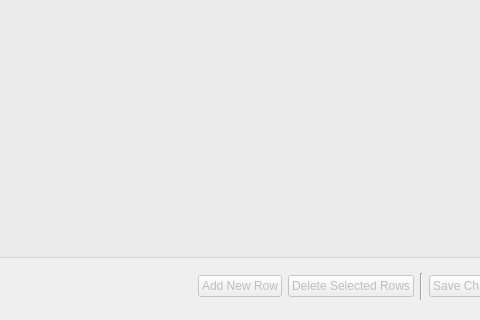
psrc/urbansim, file opus_gui/config/generalmanager/all_variables.ui: the form before one commit; both pictures show x 309 to 789 and y 305 to 625 of the 931 by 625 pixel window.
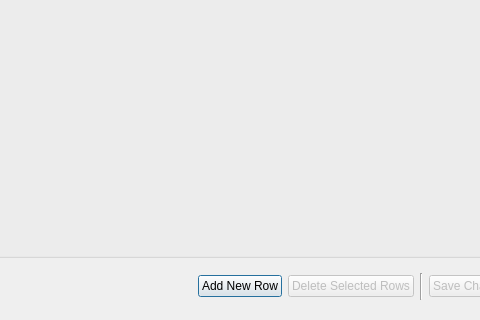
The form after the commit.

Diff of the .ui file:
```diff
--- a/opus_gui/config/generalmanager/all_variables.ui
+++ b/opus_gui/config/generalmanager/all_variables.ui
@@ -47,7 +47,7 @@
       <item>
        <widget class="QPushButton" name="addNew" >
         <property name="enabled" >
-         <bool>false</bool>
+         <bool>true</bool>
         </property>
         <property name="text" >
          <string>Add New Row</string>
```
